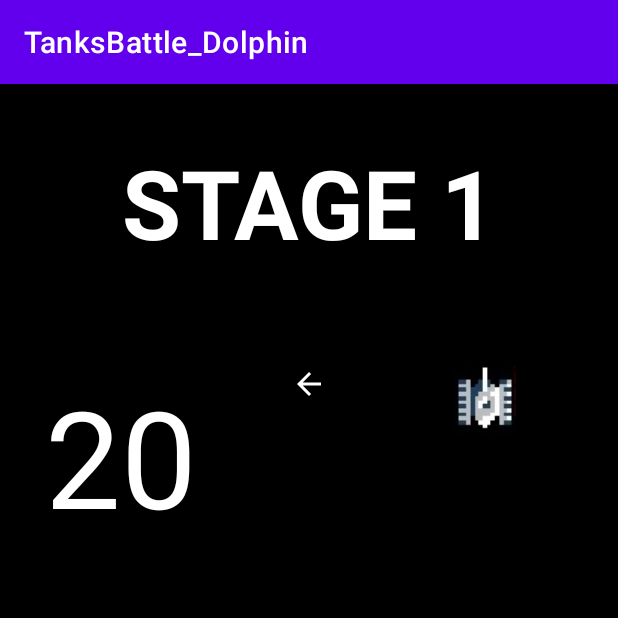
After one commit to pro100tupoi/Tanks_Dolphin, an Android app: the ScoreActivity screen opened directly, with no data from a screen before it, on a phone screen of 412 x 824 dp, the top half of it. The commit adds this screen. Run offline under Robolectric (Android 15) with nearby library versions, the phone set to English and light mode, and no system bars.

Commit message:
29 presintation well done

```diff
--- a/app/src/main/AndroidManifest.xml
+++ b/app/src/main/AndroidManifest.xml
@@ -13,7 +13,7 @@
         android:theme="@style/Theme.TanksBattle_Dolphin"
         tools:targetApi="31">
         <activity
-            android:name=".MainActivity"
+            android:name=".activities.MainActivity"
             android:exported="true">
             <intent-filter>
                 <action android:name="android.intent.action.MAIN" />
@@ -25,6 +25,7 @@
                 android:name="android.app.lib_name"
                 android:value="" />
         </activity>
+        <activity android:name=".activities.ScoreActivity" />
     </application>
 
 </manifest>
--- /dev/null
+++ b/app/src/main/java/com/example/tanksbattle_dolphin/activities/ScoreActivity.kt
@@ -0,0 +1,38 @@
+package com.example.tanksbattle_dolphin.activities
+
+import android.app.Activity
+import android.content.Context
+import android.content.Intent
+import android.os.Bundle
+import androidx.appcompat.app.AppCompatActivity
+import com.example.tanksbattle_dolphin.R
+
+const val SCORE_REQUEST_CODE = 100
+
+class ScoreActivity : AppCompatActivity() {
+
+    companion object {
+        const val EXTRA_SCORE = "extra_score"
+
+        fun createIntent(context: Context, score: Int): Intent {
+            return Intent(context, ScoreActivity::class.java)
+                .apply {
+                    putExtra(EXTRA_SCORE, score)
+                }
+        }
+    }
+
+    var score = 0
+
+    override fun onCreate(savedInstanceState: Bundle?) {
+        super.onCreate(savedInstanceState)
+        setContentView(R.layout.activity_score)
+        score = intent.getIntExtra(EXTRA_SCORE, 0)
+    }
+
+    override fun onBackPressed() {
+        super.onBackPressed()
+        setResult(Activity.RESULT_OK)
+        finish()
+    }
+}
--- /dev/null
+++ b/app/src/main/res/drawable/ic_arrow_back.xml
@@ -0,0 +1,5 @@
+<vector android:autoMirrored="true" android:height="24dp"
+    android:tint="#FFFFFF" android:viewportHeight="24"
+    android:viewportWidth="24" android:width="24dp" xmlns:android="http://schemas.android.com/apk/res/android">
+    <path android:fillColor="@android:color/white" android:pathData="M20,11H7.83l5.59,-5.59L12,4l-8,8 8,8 1.41,-1.41L7.83,13H20v-2z"/>
+</vector>
--- /dev/null
+++ b/app/src/main/res/layout/activity_score.xml
@@ -0,0 +1,48 @@
+<?xml version="1.0" encoding="utf-8"?>
+<LinearLayout xmlns:android="http://schemas.android.com/apk/res/android"
+    android:layout_width="match_parent"
+    android:layout_height="match_parent"
+    android:background="@color/black"
+    android:orientation="vertical">
+
+    <TextView
+        android:layout_width="match_parent"
+        android:layout_height="wrap_content"
+        android:layout_margin="36dp"
+        android:gravity="center"
+        android:textAllCaps="true"
+        android:textColor="@color/white"
+        android:textSize="64sp"
+        android:textStyle="bold"
+        android:text="Stage 1"/>
+
+    <LinearLayout
+        android:layout_width="match_parent"
+        android:layout_height="wrap_content"
+        android:layout_margin="30dp"
+        android:orientation="horizontal">
+
+        <TextView
+            android:id="@+id/score_text_view"
+            android:layout_width="0dp"
+            android:layout_height="wrap_content"
+            android:layout_weight="1"
+            android:textColor="@color/white"
+            android:textSize="90sp"
+            android:text="20"/>
+
+    <ImageView
+        android:layout_width="0dp"
+        android:layout_height="wrap_content"
+        android:layout_weight="1"
+        android:src="@drawable/ic_arrow_back"/>
+
+        <ImageView
+            android:layout_width="0dp"
+            android:layout_height="wrap_content"
+            android:layout_weight="1"
+            android:src="@drawable/enemy_tank"/>
+
+    </LinearLayout>
+
+</LinearLayout>
```
Also changed, not shown: app/src/main/java/com/example/tanksbattle_dolphin/GameCore.kt (+13 -1 lines), app/src/main/java/com/example/tanksbattle_dolphin/activities/MainActivity.kt (renamed from app/src/main/java/com/example/tanksbattle_dolphin/MainActivity.kt, +13 -1 lines), app/src/main/java/com/example/tanksbattle_dolphin/drawers/EnemyDrawer.kt (+12 -3 lines).
